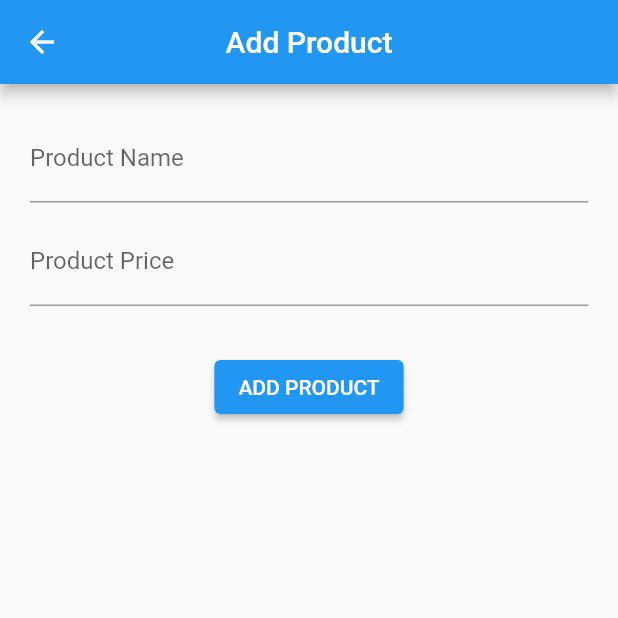
After one commit to seriusman0/tirec_getx, a Flutter app: the HomeView screen opened by its route, after a tap on the "add" icon, on a phone screen of 412 x 824 dp, the top half of it. The commit adds this screen. Run offline on Flutter 3.47's test engine with Material 2 defaults, Android fonts, the phone set to English and light mode, and no system bars; our stand-ins replace cloud_firestore, firebase_auth, firebase_core, get; missing offline and left inert: dart:ffi; accounts and stored records are empty; network calls fail.

Commit message:
add data

```diff
--- /dev/null
+++ b/lib/app/modules/add_product/bindings/add_product_binding.dart
@@ -0,0 +1,12 @@
+import 'package:get/get.dart';
+
+import '../controllers/add_product_controller.dart';
+
+class AddProductBinding extends Bindings {
+  @override
+  void dependencies() {
+    Get.lazyPut<AddProductController>(
+      () => AddProductController(),
+    );
+  }
+}
--- /dev/null
+++ b/lib/app/modules/add_product/controllers/add_product_controller.dart
@@ -0,0 +1,59 @@
+import 'dart:ffi';
+
+import 'package:cloud_firestore/cloud_firestore.dart';
+import 'package:flutter/material.dart';
+import 'package:get/get.dart';
+
+class AddProductController extends GetxController {
+  late TextEditingController nameC;
+  late TextEditingController priceC;
+  FirebaseFirestore firestore = FirebaseFirestore.instance;
+
+  void addProduct(String name, String price) async {
+    CollectionReference products = firestore.collection("products");
+
+    try {
+      await products.add({
+        "name": name,
+        "price": int.parse(price),
+        "fDate": new DateTime.now(),
+        "lDate": "",
+        "note": "",
+        "status": false,
+        "rec": false,
+      });
+
+      Get.defaultDialog(
+        title: "Berhasil",
+        middleText: "Berhasil menambahkan produk",
+        onConfirm: () {
+          nameC.clear();
+          priceC.clear();
+          Get.back();
+          Get.back();
+        },
+        textConfirm: "Oke",
+      );
+    } catch (e) {
+      print(e.toString());
+      Get.defaultDialog(
+        title: "Terjadi Kesalahan",
+        middleText: "Tidak berhasil menambahkan produk",
+      );
+    }
+  }
+
+  @override
+  onInit() {
+    nameC = TextEditingController();
+    priceC = TextEditingController();
+    super.onInit();
+  }
+
+  @override
+  onClose() {
+    nameC.dispose();
+    priceC.dispose();
+    super.onClose();
+  }
+}
--- /dev/null
+++ b/lib/app/modules/add_product/views/add_product_view.dart
@@ -0,0 +1,45 @@
+import 'package:flutter/material.dart';
+
+import 'package:get/get.dart';
+
+import '../controllers/add_product_controller.dart';
+
+class AddProductView extends GetView<AddProductController> {
+  @override
+  Widget build(BuildContext context) {
+    return Scaffold(
+        appBar: AppBar(
+          title: Text('Add Product'),
+          centerTitle: true,
+        ),
+        body: Padding(
+          padding: const EdgeInsets.all(20.0),
+          child: Column(
+            children: [
+              TextField(
+                controller: controller.nameC,
+                autocorrect: false,
+                textInputAction: TextInputAction.next,
+                decoration: InputDecoration(labelText: "Product Name"),
+              ),
+              SizedBox(
+                height: 10,
+              ),
+              TextField(
+                controller: controller.priceC,
+                keyboardType: TextInputType.number,
+                textInputAction: TextInputAction.done,
+                decoration: InputDecoration(labelText: "Product Price"),
+              ),
+              SizedBox(
+                height: 30,
+              ),
+              ElevatedButton(
+                  onPressed: () => controller.addProduct(
+                      controller.nameC.text, controller.priceC.text),
+                  child: Text("ADD PRODUCT"))
+            ],
+          ),
+        ));
+  }
+}
--- a/lib/app/modules/home/views/home_view.dart
+++ b/lib/app/modules/home/views/home_view.dart
@@ -1,8 +1,9 @@
+import 'package:cloud_firestore/cloud_firestore.dart';
 import 'package:flutter/material.dart';
 
 import 'package:get/get.dart';
 import 'package:tirec_getx/app/controllers/auth_controller.dart';
-
+import 'package:tirec_getx/app/routes/app_pages.dart';
 import '../controllers/home_controller.dart';
 
 class HomeView extends GetView<HomeController> {
@@ -11,17 +12,34 @@ class HomeView extends GetView<HomeController> {
   Widget build(BuildContext context) {
     return Scaffold(
       appBar: AppBar(
-        title: Text('HomeView'),
+        title: Text('My List'),
         centerTitle: true,
         actions: [
           IconButton(onPressed: () => authC.logout(), icon: Icon(Icons.logout))
         ],
       ),
-      body: Center(
-        child: Text(
-          'HomeView is working',
-          style: TextStyle(fontSize: 20),
-        ),
+      body: StreamBuilder<QuerySnapshot<Object?>>(
+        stream: controller.streamData(),
+        builder: (context, snapshot) {
+          var listAllDocs = snapshot.data!.docs;
+          if (snapshot.connectionState == ConnectionState.active) {
+            return ListView.builder(
+                itemCount: listAllDocs.length,
+                itemBuilder: (content, index) => ListTile(
+                      onTap: () => Get.toNamed(Routes.EDIT_PRODUCT,
+                          arguments: listAllDocs[index].id),
+                      title: Text(
+                          "${(listAllDocs[index].data() as Map<String, dynamic>)["name"]}"),
+                      subtitle: Text(
+                          "Rp ${(listAllDocs[index].data() as Map<String, dynamic>)["price"]}"),
+                    ));
+          }
+          return Center(child: CircularProgressIndicator());
+        },
+      ),
+      floatingActionButton: FloatingActionButton(
+        onPressed: () => Get.toNamed(Routes.ADD_PRODUCT),
+        child: Icon(Icons.add),
       ),
     );
   }
--- a/lib/app/routes/app_pages.dart
+++ b/lib/app/routes/app_pages.dart
@@ -1,5 +1,9 @@
 import 'package:get/get.dart';
 
+import 'package:tirec_getx/app/modules/add_product/bindings/add_product_binding.dart';
+import 'package:tirec_getx/app/modules/add_product/views/add_product_view.dart';
+import 'package:tirec_getx/app/modules/edit_product/bindings/edit_product_binding.dart';
+import 'package:tirec_getx/app/modules/edit_product/views/edit_product_view.dart';
 import 'package:tirec_getx/app/modules/home/bindings/home_binding.dart';
 import 'package:tirec_getx/app/modules/home/views/home_view.dart';
 import 'package:tirec_getx/app/modules/login/bindings/login_binding.dart';
@@ -44,5 +48,15 @@ class AppPages {
       page: () => OtpView(),
       binding: OtpBinding(),
     ),
+    GetPage(
+      name: _Paths.ADD_PRODUCT,
+      page: () => AddProductView(),
+      binding: AddProductBinding(),
+    ),
+    GetPage(
+      name: _Paths.EDIT_PRODUCT,
+      page: () => EditProductView(),
+      binding: EditProductBinding(),
+    ),
   ];
 }
--- a/lib/app/routes/app_routes.dart
+++ b/lib/app/routes/app_routes.dart
@@ -9,6 +9,8 @@ abstract class Routes {
   static const SIGNUP = _Paths.SIGNUP;
   static const RESET_PASSWORD = _Paths.RESET_PASSWORD;
   static const OTP = _Paths.OTP;
+  static const ADD_PRODUCT = _Paths.ADD_PRODUCT;
+  static const EDIT_PRODUCT = _Paths.EDIT_PRODUCT;
 }
 
 abstract class _Paths {
@@ -17,4 +19,6 @@ abstract class _Paths {
   static const SIGNUP = '/signup';
   static const RESET_PASSWORD = '/reset-password';
   static const OTP = '/otp';
+  static const ADD_PRODUCT = '/add-product';
+  static const EDIT_PRODUCT = '/edit-product';
 }
```
Also changed, not shown: lib/app/modules/edit_product/bindings/edit_product_binding.dart (added, +12 -0 lines), lib/app/modules/edit_product/controllers/edit_product_controller.dart (added, +62 -0 lines), lib/app/modules/edit_product/views/edit_product_view.dart (added, +104 -0 lines), lib/app/modules/home/controllers/home_controller.dart (+8 -12 lines), pubspec.yaml (+4 -3 lines), pubspec.lock, 1 other file.
